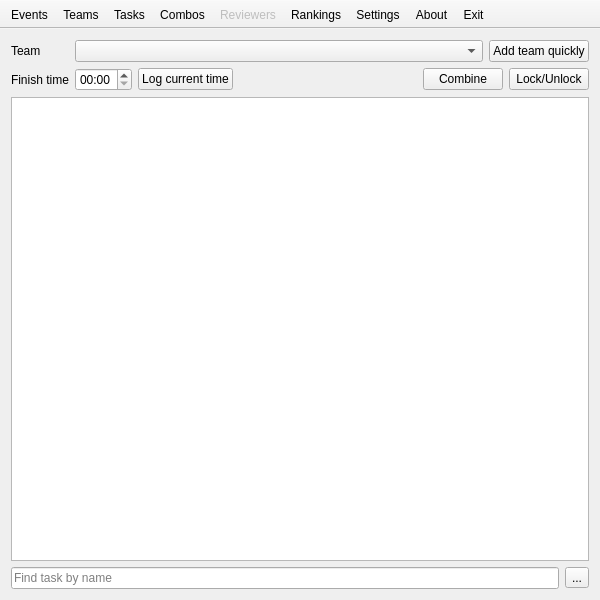
Old version of the form trunk/gui_main.ui in the repository FrankMamuda/ketoevent.
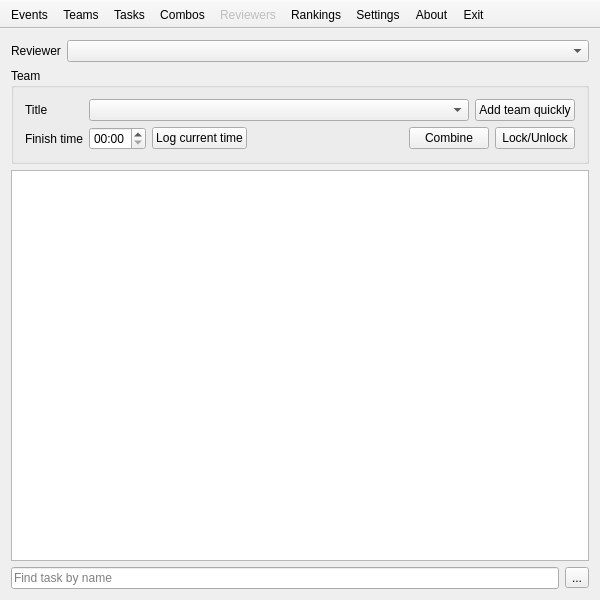
New version of the form. Icons and pictures are not drawn.

The edit to the form file:
```diff
--- a/trunk/gui_main.ui
+++ b/trunk/gui_main.ui
@@ -20,17 +20,69 @@
   <widget class="QWidget" name="centralWidget">
    <layout class="QVBoxLayout" name="verticalLayout">
     <item>
-     <layout class="QFormLayout" name="logLayout">
-      <property name="fieldGrowthPolicy">
-       <enum>QFormLayout::AllNonFixedFieldsGrow</enum>
-      </property>
+     <layout class="QHBoxLayout" name="layoutReviewers" stretch="0,5">
+      <item>
+       <widget class="QLabel" name="labelReviewer">
+        <property name="text">
+         <string>Reviewer</string>
+        </property>
+       </widget>
+      </item>
+      <item>
+       <widget class="QComboBox" name="comboReviewers"/>
+      </item>
+     </layout>
+    </item>
+    <item>
+     <widget class="QGroupBox" name="layoutTeam">
+      <property name="title">
+       <string>Team</string>
+      </property>
+      <layout class="QGridLayout" name="gridLayout">
       <item row="0" column="0">
        <widget class="QLabel" name="labelTeam">
         <property name="text">
-         <string>Team</string>
+          <string>Title</string>
         </property>
        </widget>
       </item>
+       <item row="0" column="1">
+        <layout class="QHBoxLayout" name="teamLayout">
+         <item>
+          <widget class="QComboBox" name="comboTeams">
+           <property name="sizePolicy">
+            <sizepolicy hsizetype="Expanding" vsizetype="Fixed">
+             <horstretch>0</horstretch>
+             <verstretch>0</verstretch>
+            </sizepolicy>
+           </property>
+           <property name="font">
+            <font>
+             <weight>75</weight>
+             <bold>true</bold>
+            </font>
+           </property>
+           <property name="toolTip">
+            <string>Select team from the list</string>
+           </property>
+          </widget>
+         </item>
+         <item>
+          <widget class="QPushButton" name="quickAddButton">
+           <property name="toolTip">
+            <string>Quickly add a team</string>
+           </property>
+           <property name="text">
+            <string>Add team quickly</string>
+           </property>
+           <property name="icon">
+            <iconset resource="resources.qrc">
+             <normaloff>:/icons/team_add_16</normaloff>:/icons/team_add_16</iconset>
+           </property>
+          </widget>
+         </item>
+        </layout>
+       </item>
       <item row="1" column="0">
        <widget class="QLabel" name="labelFinish">
         <property name="text">
@@ -107,44 +159,8 @@
         </item>
        </layout>
       </item>
-      <item row="0" column="1">
-       <layout class="QHBoxLayout" name="teamLayout">
-        <item>
-         <widget class="QComboBox" name="comboTeams">
-          <property name="sizePolicy">
-           <sizepolicy hsizetype="Expanding" vsizetype="Fixed">
-            <horstretch>0</horstretch>
-            <verstretch>0</verstretch>
-           </sizepolicy>
-          </property>
-          <property name="font">
-           <font>
-            <weight>75</weight>
-            <bold>true</bold>
-           </font>
-          </property>
-          <property name="toolTip">
-           <string>Select team from the list</string>
-          </property>
-         </widget>
-        </item>
-        <item>
-         <widget class="QPushButton" name="quickAddButton">
-          <property name="toolTip">
-           <string>Quickly add a team</string>
-          </property>
-          <property name="text">
-           <string>Add team quickly</string>
-          </property>
-          <property name="icon">
-           <iconset resource="resources.qrc">
-            <normaloff>:/icons/team_add_16</normaloff>:/icons/team_add_16</iconset>
-          </property>
-         </widget>
-        </item>
-       </layout>
-      </item>
-     </layout>
+      </layout>
+     </widget>
     </item>
     <item>
      <widget class="QListWidget" name="taskList">
```
Lines whose indentation alone changed are shown as unchanged.
